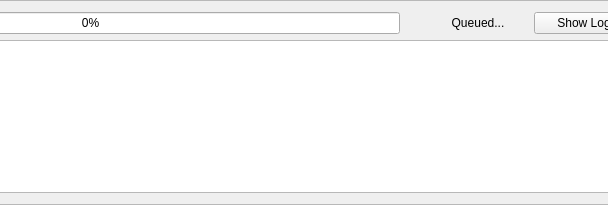
PASTA-ELN/pasta-eln, file pasta_eln/GUI/dataverse_ui/dataverse_upload_widget_base.ui: the form before one commit; both pictures show x 437 to 1045 and y 0 to 205 of the 1189 by 205 pixel window.
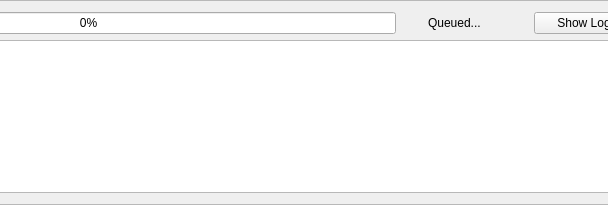
The form after the commit. Icons and pictures are not drawn.

Commit message: - Added icon to the status label.

Patch:
```diff
--- a/pasta_eln/GUI/dataverse_ui/dataverse_upload_widget_base.ui
+++ b/pasta_eln/GUI/dataverse_ui/dataverse_upload_widget_base.ui
@@ -62,8 +62,8 @@
            </property>
            <property name="minimumSize">
             <size>
-             <width>16</width>
-             <height>16</height>
+             <width>20</width>
+             <height>20</height>
             </size>
            </property>
            <property name="text">
@@ -86,7 +86,7 @@
             <string>Queued...</string>
            </property>
            <property name="alignment">
-            <set>Qt::AlignCenter</set>
+            <set>Qt::AlignLeading|Qt::AlignLeft|Qt::AlignVCenter</set>
            </property>
           </widget>
          </item>
```
The commit also changes 3 other files.
